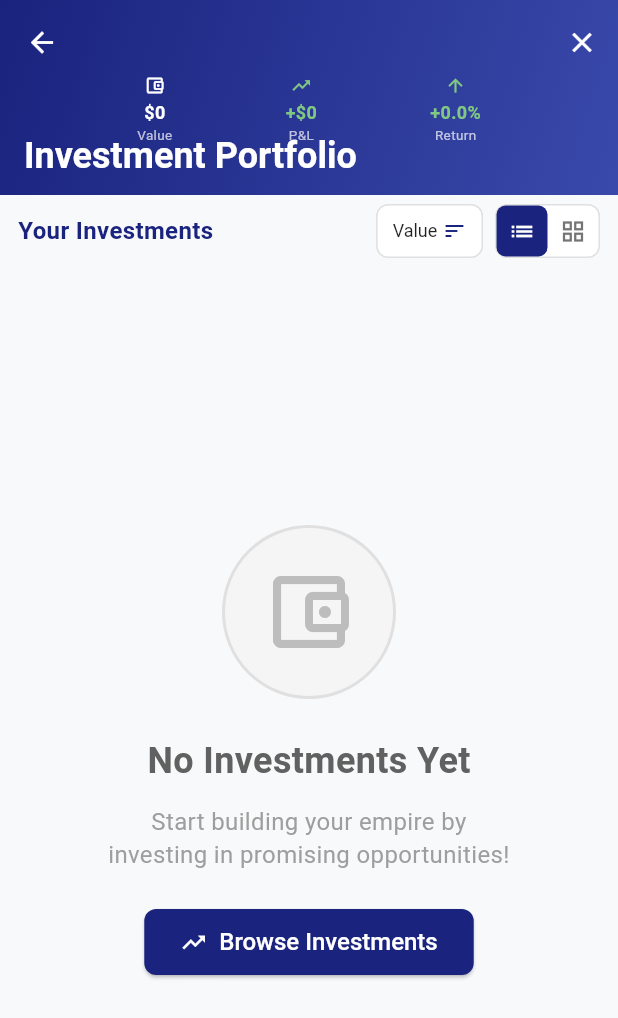
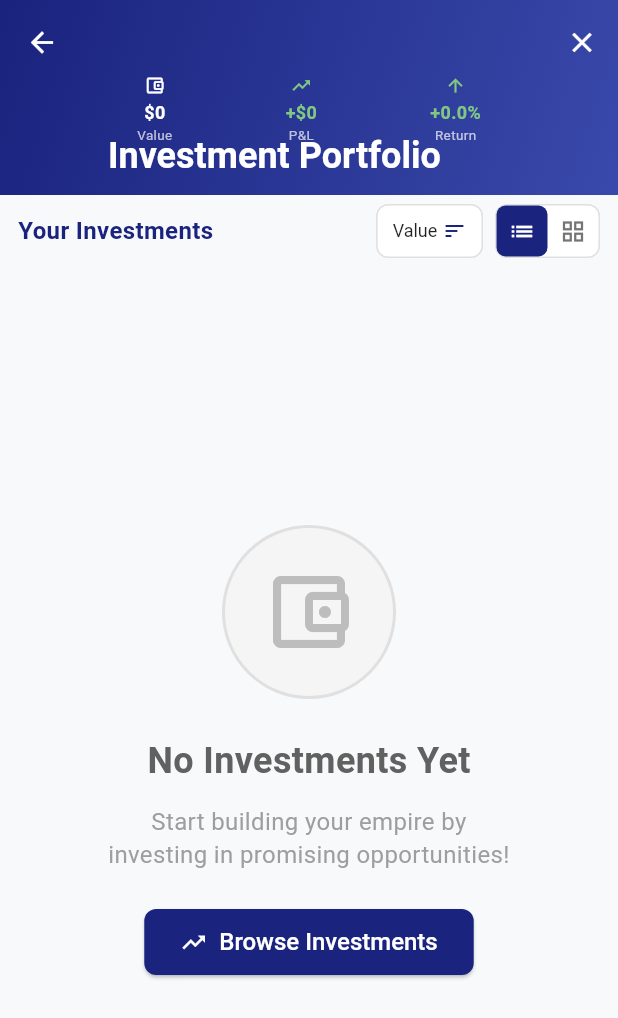
Before and after one commit to SteveMLC/empire_tycoon, a Flutter app: the InvestmentPortfolioScreen screen opened directly, on a phone screen of 412 x 824 dp. Shown: the top 1018 px of the screen. Run offline on Flutter 3.47's test engine with Material 3 defaults, Android fonts, the phone set to English and light mode, and no system bars; our stand-ins replace audioplayers, firebase_auth, firebase_core, flutter_local_notifications, flutter_riverpod, flutter_svg and 5 more; missing offline and left inert: games_services, in_app_purchase_android, in_app_purchase_storekit; accounts and stored records are empty; project files that could hold a hidden picture were left out.

Commit message:
feat: adjust investment portfolio screen title padding to accommodate back button
- Changed title padding from left-only to EdgeInsetsDirectional with start offset of 72
- Added end padding of 16 for proper spacing
- Ensures title text doesn't overlap with back button in app bar

```diff
--- a/lib/screens/investment_portfolio_screen.dart
+++ b/lib/screens/investment_portfolio_screen.dart
@@ -87,7 +87,11 @@ class _InvestmentPortfolioScreenState extends State<InvestmentPortfolioScreen> {
         ),
       ],
       flexibleSpace: FlexibleSpaceBar(
-        titlePadding: const EdgeInsets.only(left: 16, bottom: 12),
+        titlePadding: const EdgeInsetsDirectional.only(
+          start: 72,
+          end: 16,
+          bottom: 12,
+        ),
         title: const Text(
           'Investment Portfolio',
           style: TextStyle(
```
